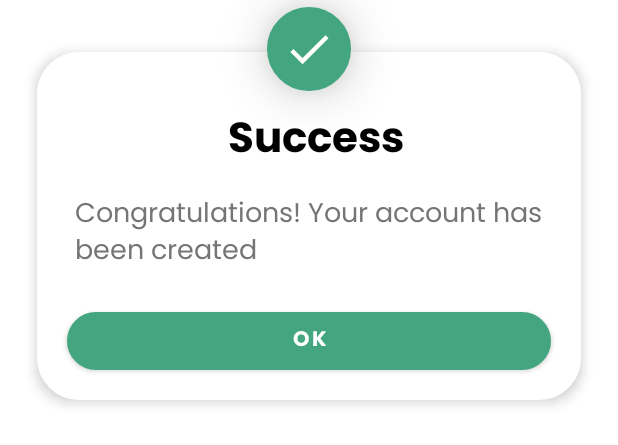
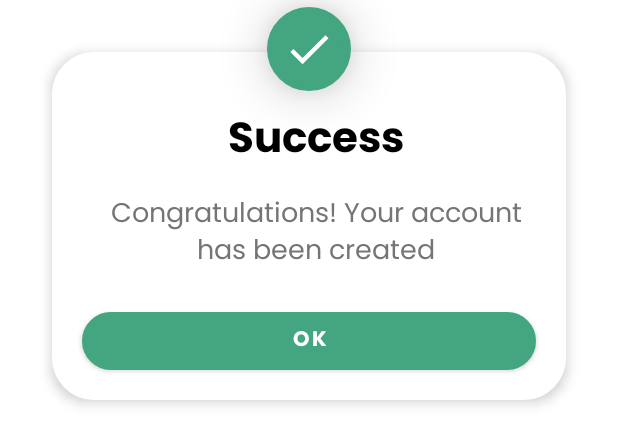
Before and after one commit to GlucoPal/Mobile-Development, an Android app: the layout success_dialog.xml on its own in the app's theme, with its tools: preview values and no code run, on a phone screen of 412 x 824 dp. Shown: the top 445 px of the screen. Run offline under Robolectric (Android 15) with nearby library versions, the phone set to English and light mode, and no system bars.

Commit message:
update success dialog box

```diff
--- a/app/src/main/res/layout/success_dialog.xml
+++ b/app/src/main/res/layout/success_dialog.xml
@@ -10,8 +10,8 @@
         android:layout_width="match_parent"
         android:layout_height="wrap_content"
         android:background="@drawable/dialog_bg"
-        android:layout_marginLeft="20dp"
-        android:layout_marginRight="20dp"
+        android:layout_marginLeft="30dp"
+        android:layout_marginRight="30dp"
         android:orientation="vertical"
         android:padding="20dp"
         android:elevation="5dp"
@@ -36,6 +36,7 @@
             android:layout_height="wrap_content"
             android:paddingLeft="10dp"
             android:paddingTop="10dp"
+            android:textAlignment="center"
             android:text="@string/success_desc"
             android:textColor="@color/grey"
             android:fontFamily="@font/poppins_regular"
```
